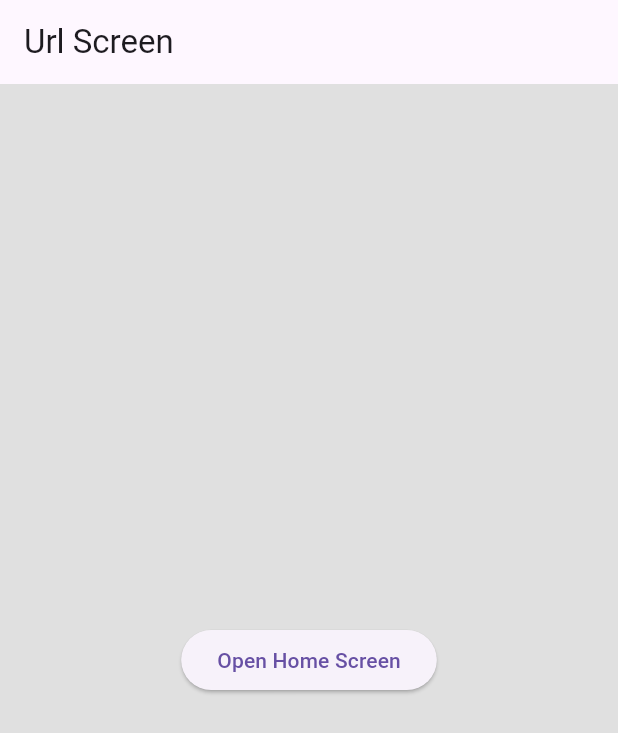
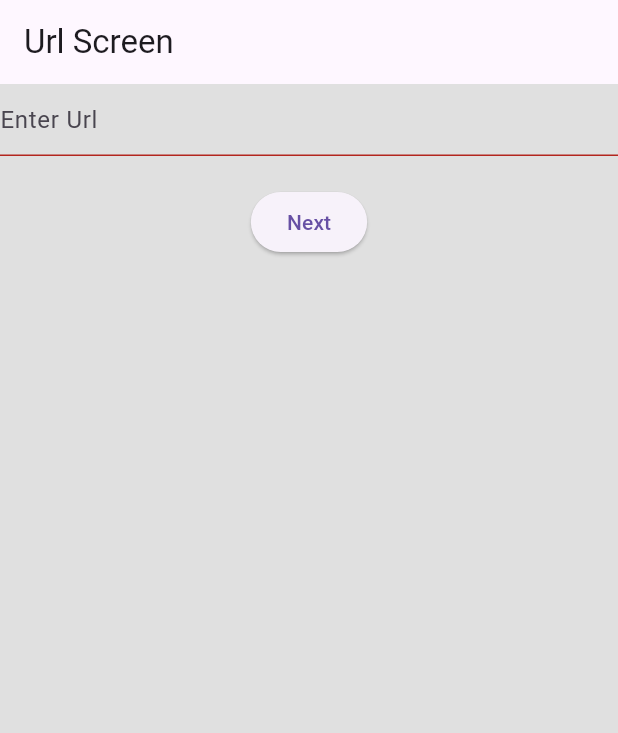
Before and after one commit to vladuhalys/flutter_webspark_test_app, a Flutter app: the screen it shows after launch, on a phone screen of 412 x 824 dp. Shown: the top 733 px of the screen. Run offline on Flutter 3.47's test engine with Material 3 defaults, Android fonts, the phone set to English and light mode, and no system bars; our stand-ins replace dio, flutter_secure_storage, get.

Commit message:
Add validation url

```diff
--- a/lib/core/localization/keys/english.dart
+++ b/lib/core/localization/keys/english.dart
@@ -2,6 +2,8 @@ abstract class English {
   static const Map<String, String> values = {
     //Error messages
     'connection_error': 'Something went wrong...',
+    'invalid_url': 'Invalid URL',
+    'required_url': 'URL field is required',
     //Warning messages
 
     //Info messages
--- a/lib/core/localization/keys/keys.dart
+++ b/lib/core/localization/keys/keys.dart
@@ -1,6 +1,8 @@
 abstract class LangKeys {
   //Error messages
   static const connectionError = 'connection_error';
+  static const invalidUrl = 'invalid_url';
+  static const requiredUrl = 'required_url';
 
   //Warning messages
 
--- a/lib/core/localization/keys/ukrainian.dart
+++ b/lib/core/localization/keys/ukrainian.dart
@@ -2,6 +2,8 @@ abstract class Ukrainian {
   static const Map<String, String> values = {
     //Error messages
     'connection_error': 'Щось пішло не так...',
+    'invalid_url': 'Невірний URL',
+    'required_url': 'Поле URL є обов\'язковим',
 
     //Warning messages
 
--- a/lib/core/utils/bindings.dart
+++ b/lib/core/utils/bindings.dart
@@ -1,6 +1,7 @@
 import 'package:flutter_webspark_test_app/core/localization/controller/localization_controller.dart';
 import 'package:flutter_webspark_test_app/core/theme/controller/theme_controller.dart';
 import 'package:flutter_webspark_test_app/feature/data/source/remote/dio_controller.dart';
+import 'package:flutter_webspark_test_app/feature/presentation/screens/url/validation/url_validation_controller.dart';
 import 'package:get/get.dart';
 
 class AppBindings extends Bindings {
@@ -9,5 +10,6 @@ class AppBindings extends Bindings {
     Get.lazyPut<LocalizationController>(() => LocalizationController());
     Get.lazyPut<ThemeController>(() => ThemeController());
     Get.lazyPut<DioController>(() => DioController());
+    Get.lazyPut<UrlValidationController>(() => UrlValidationController());
   }
 }
--- a/lib/feature/presentation/screens/url/url_screen.dart
+++ b/lib/feature/presentation/screens/url/url_screen.dart
@@ -1,5 +1,5 @@
 import 'package:flutter/material.dart';
-import 'package:flutter_webspark_test_app/feature/data/source/remote/dio_controller.dart';
+import 'package:flutter_webspark_test_app/feature/presentation/screens/url/validation/url_validation_controller.dart';
 import 'package:get/get.dart';
 
 class UrlScreen extends StatelessWidget {
@@ -11,12 +11,23 @@ class UrlScreen extends StatelessWidget {
       appBar: AppBar(
         title: const Text('Url Screen'),
       ),
-      body: Center(
-        child: ElevatedButton(
-          onPressed: () {
-            Get.find<DioController>().get('https://');
-          },
-          child: const Text('Open Home Screen'),
+      body: GetBuilder<UrlValidationController>(
+        builder: (controller) => Column(
+          children: [
+            TextField(
+              onChanged: (value) {
+                controller.validateUrl(value);
+              },
+              decoration: InputDecoration(
+                hintText: 'Enter Url',
+                errorText: controller.errorText.value.tr,
+              ),
+            ),
+            ElevatedButton(
+              onPressed: () {},
+              child: const Text('Next'),
+            ),
+          ],
         ),
       ),
     );
--- /dev/null
+++ b/lib/feature/presentation/screens/url/validation/url_validation_controller.dart
@@ -0,0 +1,22 @@
+import 'package:flutter_webspark_test_app/core/core_exports.dart';
+import 'package:get/get.dart';
+
+class UrlValidationController extends GetxController {
+  var url = ''.obs;
+  var isValidUrl = false.obs;
+  var errorText = ''.obs;
+
+  void validateUrl(String value) {
+    if (value.trim().isNullOrEmpty()) {
+      isValidUrl.value = false;
+      errorText.value = LangKeys.requiredUrl;
+    } else if (GetUtils.isURL(value)) {
+      isValidUrl.value = true;
+      errorText.value = '';
+    } else {
+      isValidUrl.value = false;
+      errorText.value = LangKeys.invalidUrl;
+    }
+    update();
+  }
+}
```
